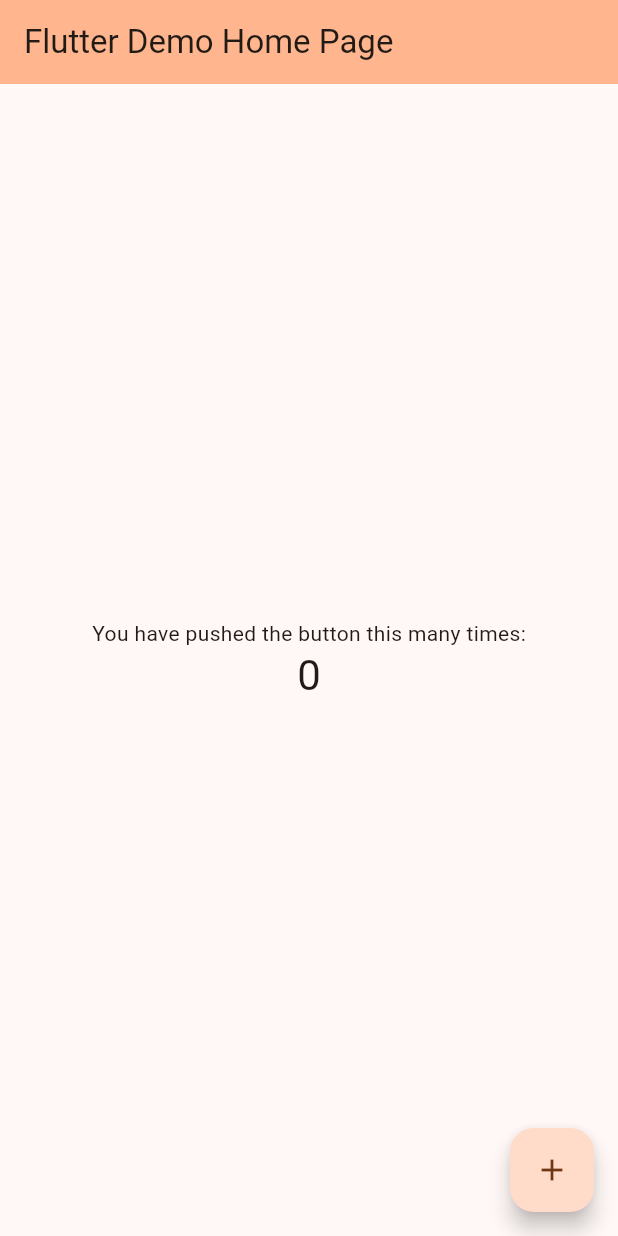
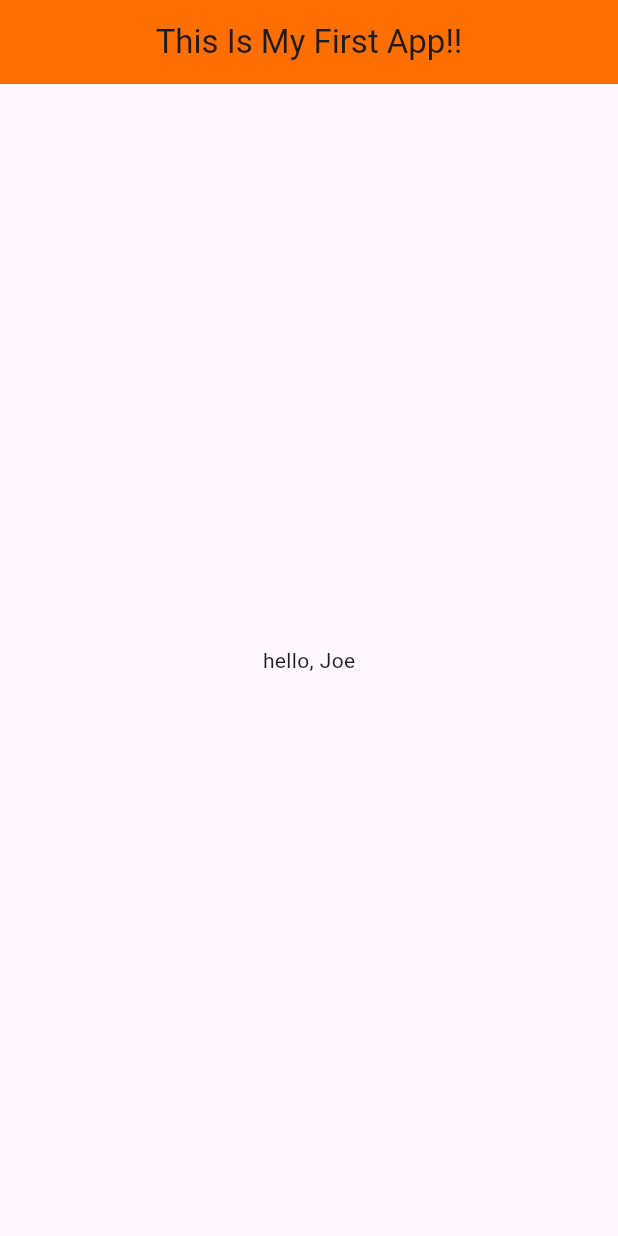
Before and after one commit to joegalvinn/coffee_card, a Flutter app: the screen it shows after launch, on a phone screen of 412 x 824 dp. Run offline on Flutter 3.47's test engine with Material 3 defaults, Android fonts, the light colour scheme and no system bars.

Commit message:
Testing my first changes

```diff
--- a/lib/main.dart
+++ b/lib/main.dart
@@ -1,126 +1,11 @@
 import 'package:flutter/material.dart';
 
 void main() {
-  runApp(const MyApp());
+  runApp(MaterialApp(
+    home: Scaffold(
+        appBar: AppBar(
+            title: const Center(child: Text("This Is My First App!!")),
+            backgroundColor: Colors.amber[900]), //AppBar
+        body: const Center(child: Text("hello, Joe"))),
+  ));
 }
-
-class MyApp extends StatelessWidget {
-  const MyApp({super.key});
-
-  // This widget is the root of your application.
-  @override
-  Widget build(BuildContext context) {
-    return MaterialApp(
-      title: 'Flutter Demo',
-      theme: ThemeData(
-        // This is the theme of your application.
-        //
-        // TRY THIS: Try running your application with "flutter run". You'll see
-        // the application has a purple toolbar. Then, without quitting the app,
-        // try changing the seedColor in the colorScheme below to Colors.green
-        // and then invoke "hot reload" (save your changes or press the "hot
-        // reload" button in a Flutter-supported IDE, or press "r" if you used
-        // the command line to start the app).
-        //
-        // Notice that the counter didn't reset back to zero; the application
-        // state is not lost during the reload. To reset the state, use hot
-        // restart instead.
-        //
-        // This works for code too, not just values: Most code changes can be
-        // tested with just a hot reload.
-        colorScheme: ColorScheme.fromSeed(
-            seedColor: const Color.fromARGB(255, 183, 104, 58)),
-        useMaterial3: true,
-      ),
-      home: const MyHomePage(title: 'Flutter Demo Home Page'),
-    );
-  }
-}
-
-class MyHomePage extends StatefulWidget {
-  const MyHomePage({super.key, required this.title});
-
-  // This widget is the home page of your application. It is stateful, meaning
-  // that it has a State object (defined below) that contains fields that affect
-  // how it looks.
-
-  // This class is the configuration for the state. It holds the values (in this
-  // case the title) provided by the parent (in this case the App widget) and
-  // used by the build method of the State. Fields in a Widget subclass are
-  // always marked "final".
-
-  final String title;
-
-  @override
-  State<MyHomePage> createState() => _MyHomePageState();
-}
-
-class _MyHomePageState extends State<MyHomePage> {
-  int _counter = 0;
-
-  void _incrementCounter() {
-    setState(() {
-      // This call to setState tells the Flutter framework that something has
-      // changed in this State, which causes it to rerun the build method below
-      // so that the display can reflect the updated values. If we changed
-      // _counter without calling setState(), then the build method would not be
-      // called again, and so nothing would appear to happen.
-      _counter++;
-    });
-  }
-
-  @override
-  Widget build(BuildContext context) {
-    // This method is rerun every time setState is called, for instance as done
-    // by the _incrementCounter method above.
-    //
-    // The Flutter framework has been optimized to make rerunning build methods
-    // fast, so that you can just rebuild anything that needs updating rather
-    // than having to individually change instances of widgets.
-    return Scaffold(
-      appBar: AppBar(
-        // TRY THIS: Try changing the color here to a specific color (to
-        // Colors.amber, perhaps?) and trigger a hot reload to see the AppBar
-        // change color while the other colors stay the same.
-        backgroundColor: Theme.of(context).colorScheme.inversePrimary,
-        // Here we take the value from the MyHomePage object that was created by
-        // the App.build method, and use it to set our appbar title.
-        title: Text(widget.title),
-      ),
-      body: Center(
-        // Center is a layout widget. It takes a single child and positions it
-        // in the middle of the parent.
-        child: Column(
-          // Column is also a layout widget. It takes a list of children and
-          // arranges them vertically. By default, it sizes itself to fit its
-          // children horizontally, and tries to be as tall as its parent.
-          //
-          // Column has various properties to control how it sizes itself and
-          // how it positions its children. Here we use mainAxisAlignment to
-          // center the children vertically; the main axis here is the vertical
-          // axis because Columns are vertical (the cross axis would be
-          // horizontal).
-          //
-          // TRY THIS: Invoke "debug painting" (choose the "Toggle Debug Paint"
-          // action in the IDE, or press "p" in the console), to see the
-          // wireframe for each widget.
-          mainAxisAlignment: MainAxisAlignment.center,
-          children: <Widget>[
-            const Text(
-              'You have pushed the button this many times:',
-            ),
-            Text(
-              '$_counter',
-              style: Theme.of(context).textTheme.headlineMedium,
-            ),
-          ],
-        ),
-      ),
-      floatingActionButton: FloatingActionButton(
-        onPressed: _incrementCounter,
-        tooltip: 'Increment',
-        child: const Icon(Icons.add),
-      ), // This trailing comma makes auto-formatting nicer for build methods.
-    );
-  }
-}
```
